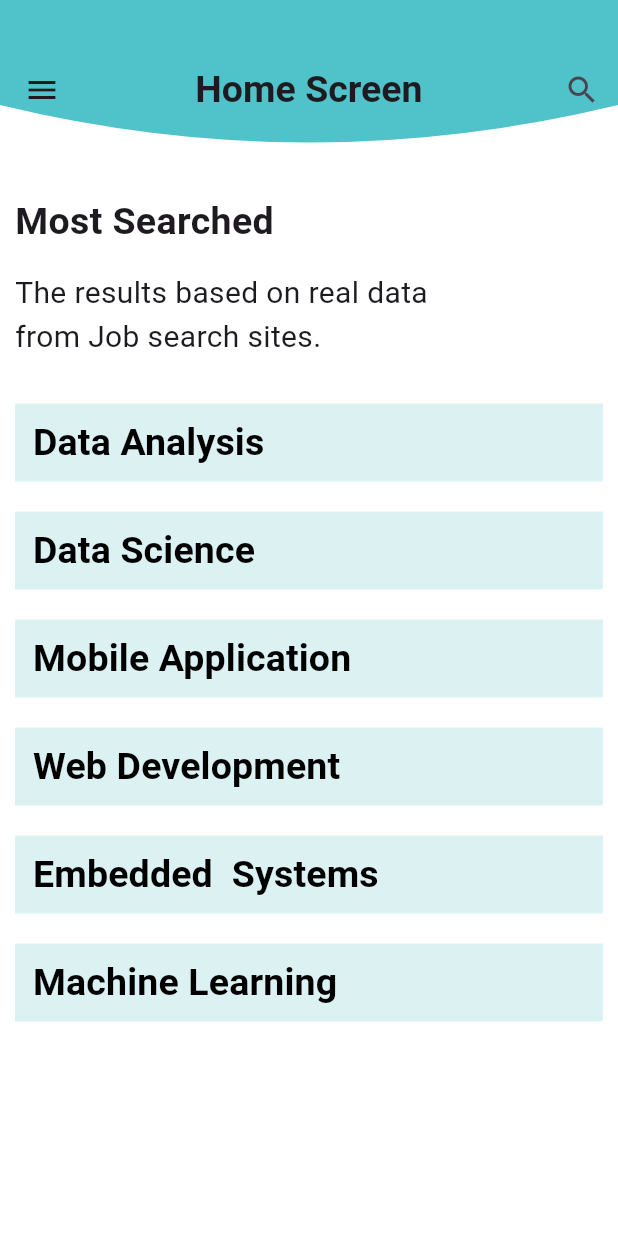
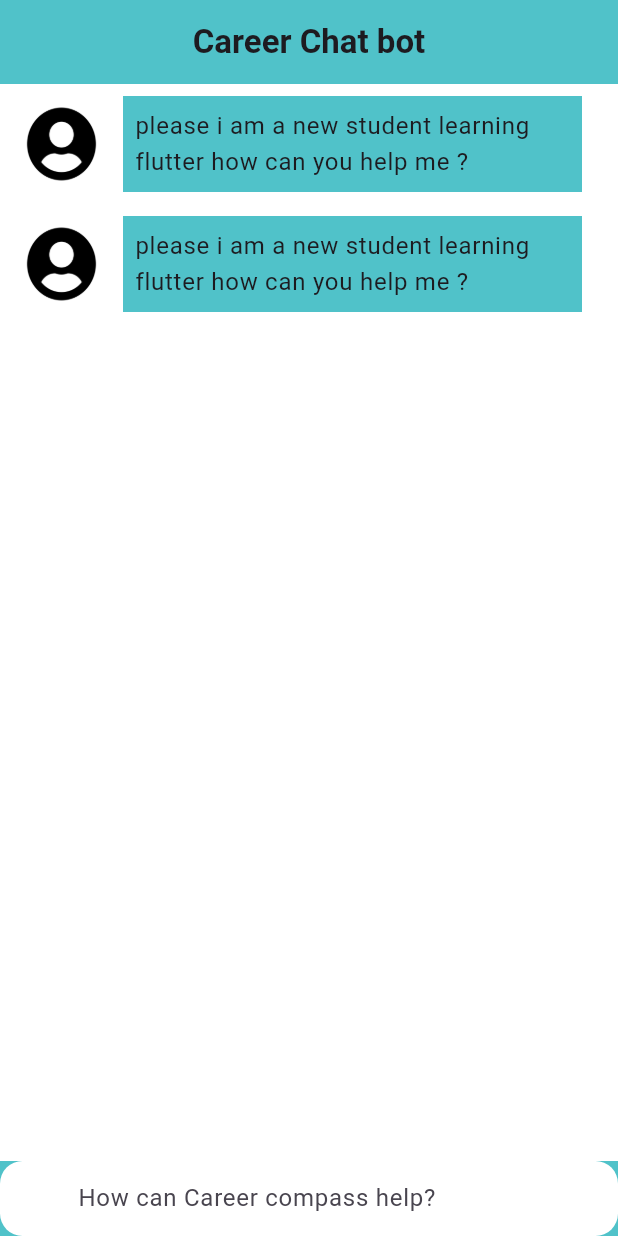
Before and after one commit to abdrahmanghareeb/Career-Compass, a Flutter app: the screen it shows after launch, on a phone screen of 412 x 824 dp. Run offline on Flutter 3.47's test engine with Material 3 defaults, Android fonts, the phone set to English and light mode, and no system bars; our stand-ins replace bloc, flutter_bloc, hexcolor.

Commit message:
HomeScreen

```diff
--- /dev/null
+++ b/lib/Layouts/Chatbot.dart
@@ -0,0 +1,99 @@
+import 'package:flutter/cupertino.dart';
+import 'package:flutter/material.dart';
+import 'package:hexcolor/hexcolor.dart';
+import '../Shared/Components/components.dart';
+import '../Shared/Constants/color.dart';
+
+class ChatBotScreen extends StatelessWidget {
+  const ChatBotScreen({super.key});
+
+  @override
+  Widget build(BuildContext context) {
+    List<String> messages = ['please i am a new student learning flutter how can you help me ?',
+    'please i am a new student learning flutter how can you help me ?'];
+    TextEditingController controller = TextEditingController();
+    return Scaffold(
+      backgroundColor: Colors.white,
+      appBar: AppBar(
+        title: const Text('Career Chat bot'),
+        centerTitle: true,
+      ),
+      body: Column(
+        children: [
+          Expanded(
+            child: ListView.builder(
+              itemCount: messages.length,
+              itemBuilder: (context, index) {
+                return ListTile(
+                  leading: Image.asset("assets/userPhoto.png",width: 50,height: 50,),
+                  title: Container(
+                    color: HexColor(main_color),
+                    child: Padding(
+                      padding: const EdgeInsets.all(8.0),
+                      child: Text(messages[index]),
+                    ),
+                  ),
+                );
+              },
+            ),
+          ),
+          Container(
+            height: 50,
+            color: HexColor(main_color),
+            child: defaultFormField(
+              controller: controller,
+              label: 'How can Career compass help?',
+              validator: '',
+
+            ),
+            /*child: TextFormField(
+              decoration: const InputDecoration.collapsed(hintText: 'How can Career compass help?'),
+              keyboardType: TextInputType.text,
+              style: TextStyle(backgroundColor: Colors.white),
+              controller: controller,
+              onChanged: (value) => (value),
+            ),
+
+             */
+          ),
+          /*Container(
+            height: 150,
+            color: HexColor(main_color),
+            child: Row(
+              children: [
+                TextFormField(
+                  controller: controller,
+                ),
+                const Icon(Icons.navigate_next_sharp),
+              ],
+            ),
+          ),
+
+           */
+
+          /*Row(
+            children: [
+              Image.asset("assets/userPhoto.png",width: 50,height: 50,),
+              Container(
+                color: Colors.grey[300],
+                child: Text('please i am a new student learning flutter how can you help me ?',),
+              ),
+            ],
+          ),
+          SizedBox(height: 20,),
+          Row(
+            children: [
+              Icon(Icons.dashboard_customize_outlined),
+              Container(
+                color: Colors.grey[300],
+                child: Text('please i am a new student learning flutter how can you help me ?',),
+              ),
+            ],
+          ),
+
+           */
+        ],
+      ),
+    );
+  }
+}
--- a/lib/Layouts/HomeScreen.dart
+++ b/lib/Layouts/HomeScreen.dart
@@ -22,8 +22,8 @@ class HomeScreen extends StatelessWidget{
                     mainAxisAlignment: MainAxisAlignment.start,
                     crossAxisAlignment: CrossAxisAlignment.center,
                     children: [
-                      SizedBox(height: 70,)
-                      ,Image.asset("assets/userPhoto.png" , width: 150 ,height: 150),
+                      SizedBox(height: 70,),
+                      Image.asset("assets/userPhoto.png" , width: 150 ,height: 150),
                       SizedBox(height: 20,),
                       const Text('user2213456',style: TextStyle(fontSize: 25,fontWeight: FontWeight.bold),),
                       const SizedBox(height: 10,),
--- a/lib/main.dart
+++ b/lib/main.dart
@@ -8,6 +8,7 @@ import 'package:flutter/services.dart';
 import 'package:flutter_bloc/flutter_bloc.dart';
 import 'package:hexcolor/hexcolor.dart';
 
+import 'Layouts/Chatbot.dart';
 import 'Layouts/LoginScreen.dart';
 import 'Layouts/ProfileScreen.dart';
 import 'Shared/Cubit/app_observer.dart';
@@ -39,7 +40,7 @@ class MyApp extends StatelessWidget {
           // colorScheme: ColorScheme.fromSeed(seedColor: Colors.deepPurple),
           // useMaterial3: true,
         ),
-        home: HomeScreen(),
+        home: ChatBotScreen(),
     );
   }
 }
```
